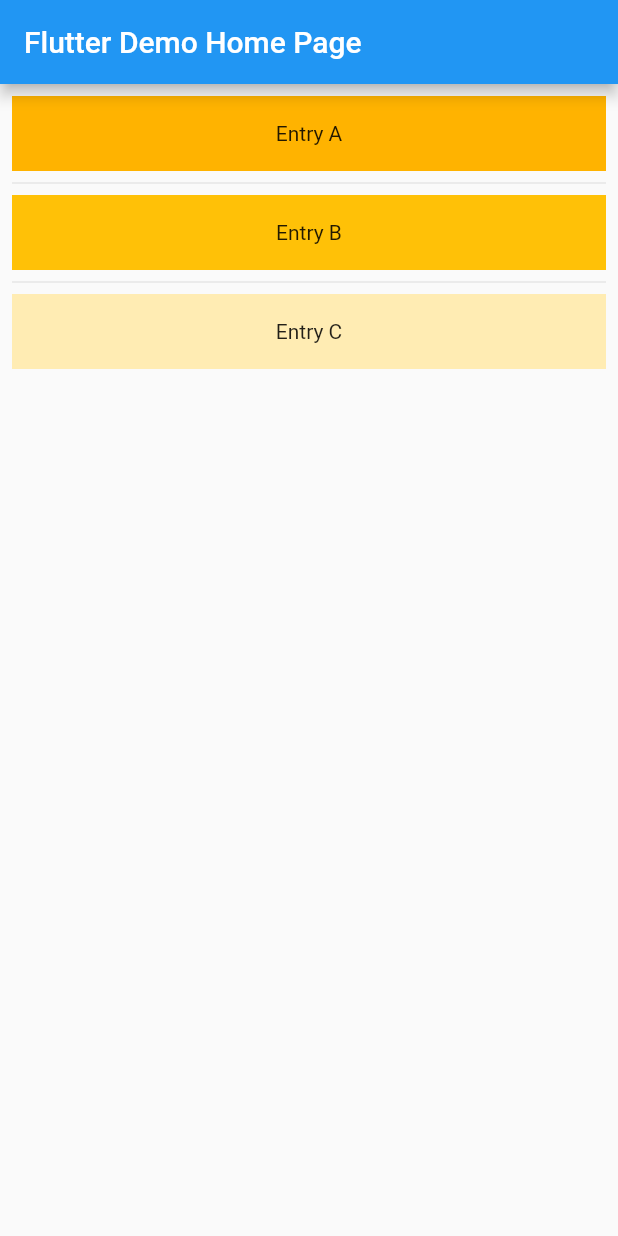
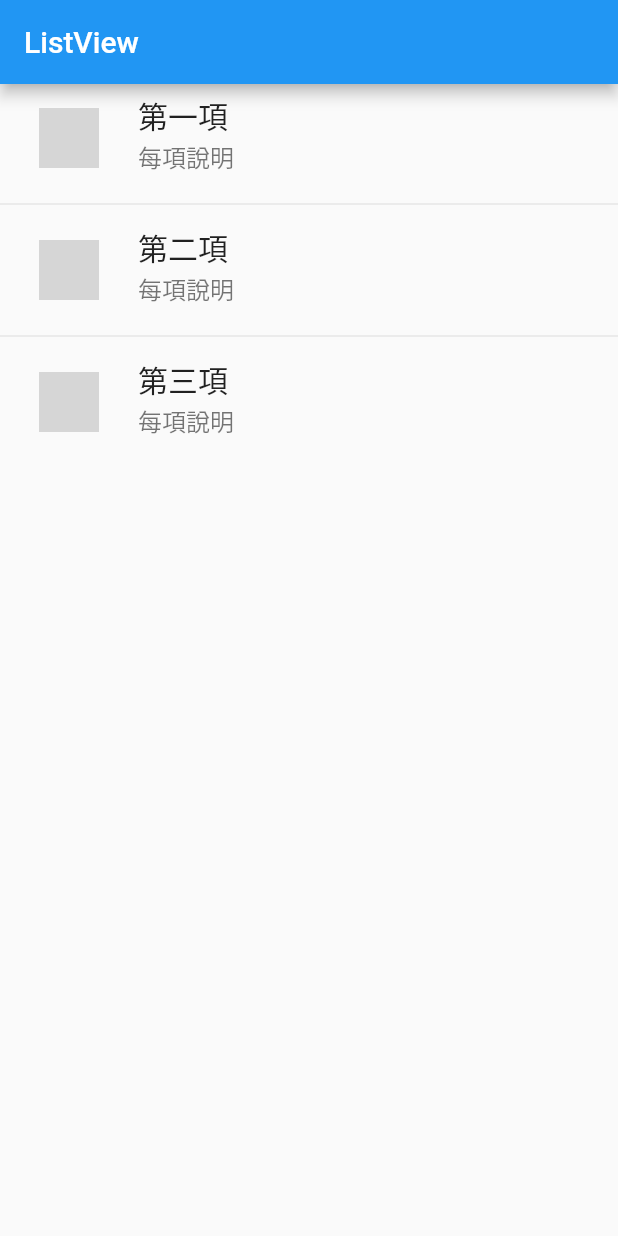
Before and after one commit to JennyChang1124/listview, a Flutter app: the screen it shows after launch, on a phone screen of 412 x 824 dp. Run offline on Flutter 3.47's test engine with Material 2 defaults, Android fonts, the phone set to English and light mode, and no system bars; grey boxes are pictures that could not be loaded.

Commit message:
Update main.dart

```diff
--- a/lib/main.dart
+++ b/lib/main.dart
@@ -14,7 +14,7 @@ class MyApp extends StatelessWidget {
       theme: ThemeData(
         primarySwatch: Colors.blue,
       ),
-      home: const MyHomePage(title: 'Flutter Demo Home Page'),
+      home: const MyHomePage(title: 'ListView'),
     );
   }
 }
@@ -32,28 +32,25 @@ class MyHomePage extends StatefulWidget {
 class _MyHomePageState extends State<MyHomePage> {
 
 
-
-
   @override
   Widget build(BuildContext context) {
-    final List<String> entries = <String>['A', 'B', 'C'];
-    final List<int> colorCodes = <int>[600, 500, 100];
+    const items = <String>['第一項','第二項','第三項'];
+    const icons = <String>['assets/11.png','assets/2.png','assets/33.png'];
     return Scaffold(
         appBar: AppBar(
           title: Text(widget.title),
         ),
     body: Center(
-            child:ListView.separated(
-              padding: const EdgeInsets.all(8),
-              itemCount: entries.length,
-              itemBuilder: (BuildContext context, int index) {
-                return Container(
-                  height: 50,
-                  color: Colors.amber[colorCodes[index]],
-                  child: Center(child: Text('Entry ${entries[index]}')),
-                );
-              },
-              separatorBuilder: (BuildContext context, int index) => const Divider(),
+          child: ListView.separated(
+          itemCount: items.length,
+              itemBuilder: (context,index) =>
+          ListTile(title:Text(items[index], style: TextStyle(fontSize: 20),),
+        onTap: () => Text('點選' + items[index]),
+        leading: Container(
+        child: CircleAvatar(backgroundImage: AssetImage(icons[index],),),
+        padding: EdgeInsets.symmetric(vertical: 8,horizontal: 10),),
+        subtitle: Text('每項說明',style: TextStyle(fontSize: 16),),),
+        separatorBuilder: (context, index) => Divider(),
     )
     ),
     );
```
Lines whose indentation alone changed are shown as unchanged.
